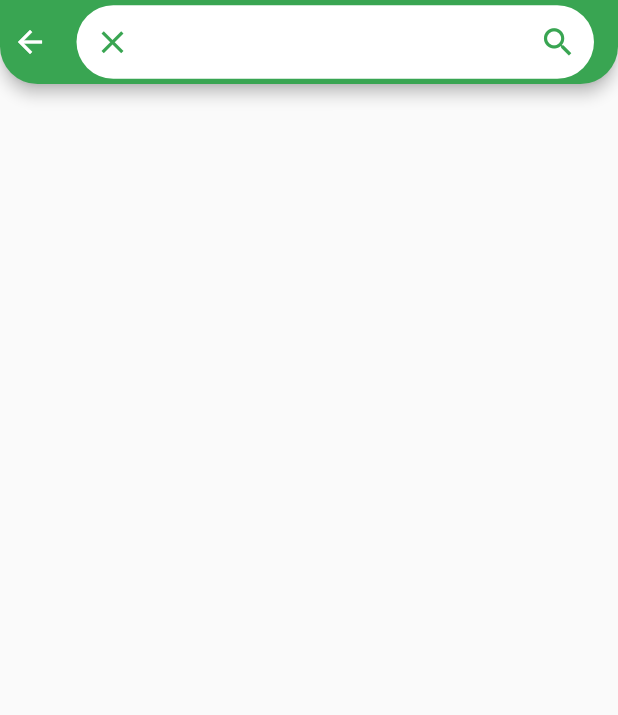
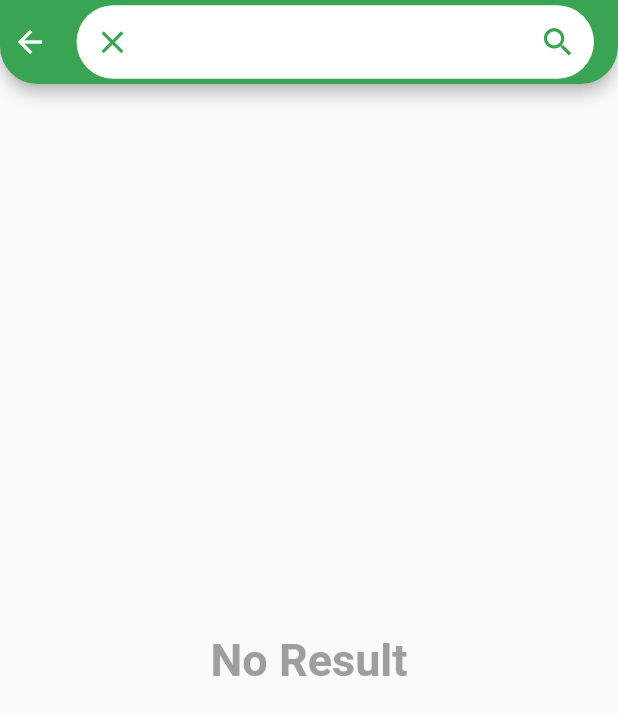
Before and after one commit to A7medabdelaty/News-App, a Flutter app: the SearchScreen screen opened by its route, on a phone screen of 412 x 824 dp. Shown: the top 715 px of the screen. Run offline on Flutter 3.47's test engine with Material 2 defaults, Android fonts, the phone set to English and light mode, and no system bars.

Commit message:
add search & fix errors

```diff
--- a/lib/main.dart
+++ b/lib/main.dart
@@ -27,8 +27,8 @@ class MyApp extends StatelessWidget {
       routes: {
         HomeLayout.routeName: (context) => const HomeLayout(),
         CategoriesScreen.routeName: (context) => const CategoriesScreen(),
-        HomeScreen.routeName: (context) => const HomeScreen(),
-        SearchScreen.routeName: (context) => const SearchScreen(),
+        HomeScreen.routeName: (context) =>  HomeScreen(),
+        SearchScreen.routeName: (context) => SearchScreen(),
       },
     );
   }
--- a/lib/network/remote/api_manger.dart
+++ b/lib/network/remote/api_manger.dart
@@ -20,7 +20,6 @@ class APIManger {
     Uri uri = Uri.https(BASE_URL, 'v2/top-headlines/', {
       'apiKey': API_KEY,
       'category': categoryID,
-      'language': 'en',
     });
     Response response = await http.get(uri);
     dynamic json = jsonDecode(response.body);
@@ -30,7 +29,6 @@ class APIManger {
       String source) async {
     Uri uri = Uri.https(BASE_URL, 'v2/top-headlines/', {
       'apiKey': API_KEY,
-      'language': 'en',
       'sources': source
     });
     Response response = await http.get(uri);
@@ -39,9 +37,8 @@ class APIManger {
   }
 
   static Future<NewsModel> searchForNews(String key)async {
-    Uri uri = Uri.https(BASE_URL, 'v2/top-headlines/', {
+    Uri uri = Uri.https(BASE_URL, 'v2/everything/', {
       'apiKey': API_KEY,
-      'language': 'en',
       'q':key
     });
     Response response = await http.get(uri);
--- a/lib/screens/search_screen.dart
+++ b/lib/screens/search_screen.dart
@@ -5,12 +5,12 @@ import 'package:news_app/shared/styles/colors.dart';
 import 'package:provider/provider.dart';
 
 class SearchScreen extends StatelessWidget {
-  const SearchScreen({Key? key}) : super(key: key);
+  SearchScreen({Key? key}) : super(key: key);
   static const String routeName = 'search screen';
+  final TextEditingController searchController = TextEditingController();
 
   @override
   Widget build(BuildContext context) {
-    TextEditingController searchController = TextEditingController();
     MainProvider provider = Provider.of<MainProvider>(context);
     return Scaffold(
         appBar: AppBar(
@@ -31,9 +31,9 @@ class SearchScreen extends StatelessWidget {
             child: TextFormField(
               controller: searchController,
               onChanged: (value) {
-                if (value.isNotEmpty) {
-                  provider.searchForNews(value.toString());
-                }
+                searchController.text.isEmpty
+                    ? provider.emptySearchList()
+                    : provider.searchForNews(value.toString());
               },
               decoration: InputDecoration(
                 border: InputBorder.none,
@@ -58,12 +58,28 @@ class SearchScreen extends StatelessWidget {
             ),
           ),
         ),
-        body: ListView.builder(
-          physics: const BouncingScrollPhysics(),
-          itemBuilder: (context, index) {
-            return articleItemCard(provider.searchList[index]);
-          },
-          itemCount: provider.searchList.length,
+        body: Column(
+          mainAxisAlignment: MainAxisAlignment.center,
+          children: [
+            provider.searchList.isEmpty
+                ? const Center(
+                    child: Text(
+                    'No Result',
+                    style: TextStyle(
+                        fontWeight: FontWeight.bold,
+                        fontSize: 30,
+                        color: Colors.grey),
+                  ))
+                : Expanded(
+                    child: ListView.builder(
+                      physics: const BouncingScrollPhysics(),
+                      itemBuilder: (context, index) {
+                        return articleItemCard(provider.searchList[index]);
+                      },
+                      itemCount: provider.searchList.length,
+                    ),
+                  ),
+          ],
         ));
   }
 }
```
Also changed, not shown: lib/provider/main_provider.dart (+19 -5 lines), lib/screens/categories_screen.dart (+2 -5 lines), lib/screens/home_screen.dart (+14 -25 lines), lib/shared/components/components.dart (+0 -19 lines).
